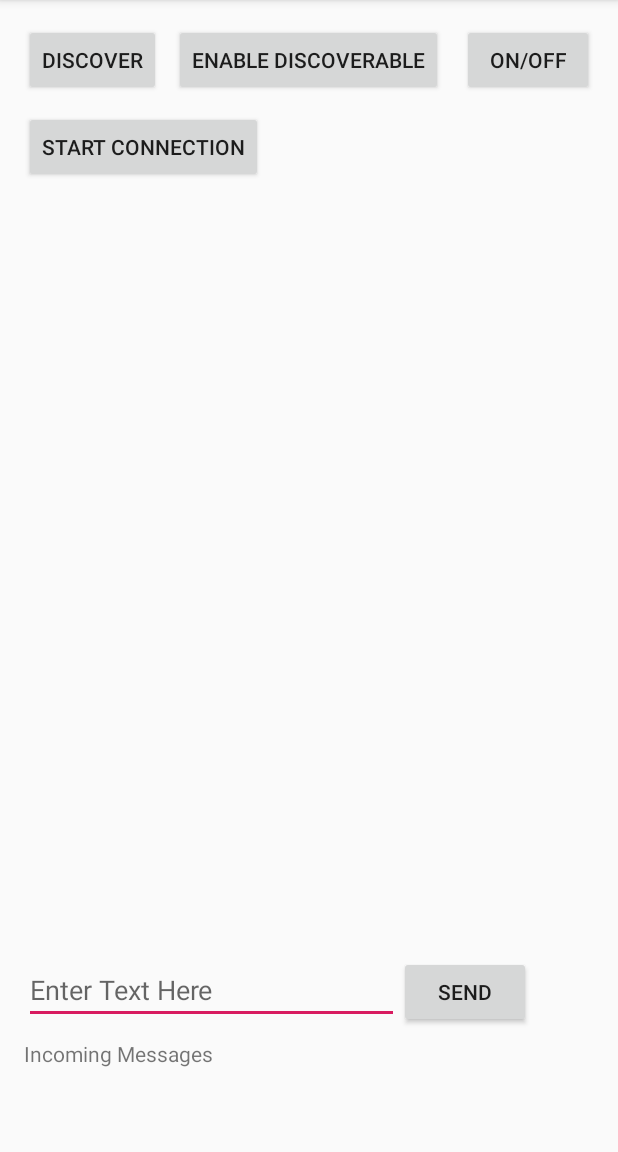
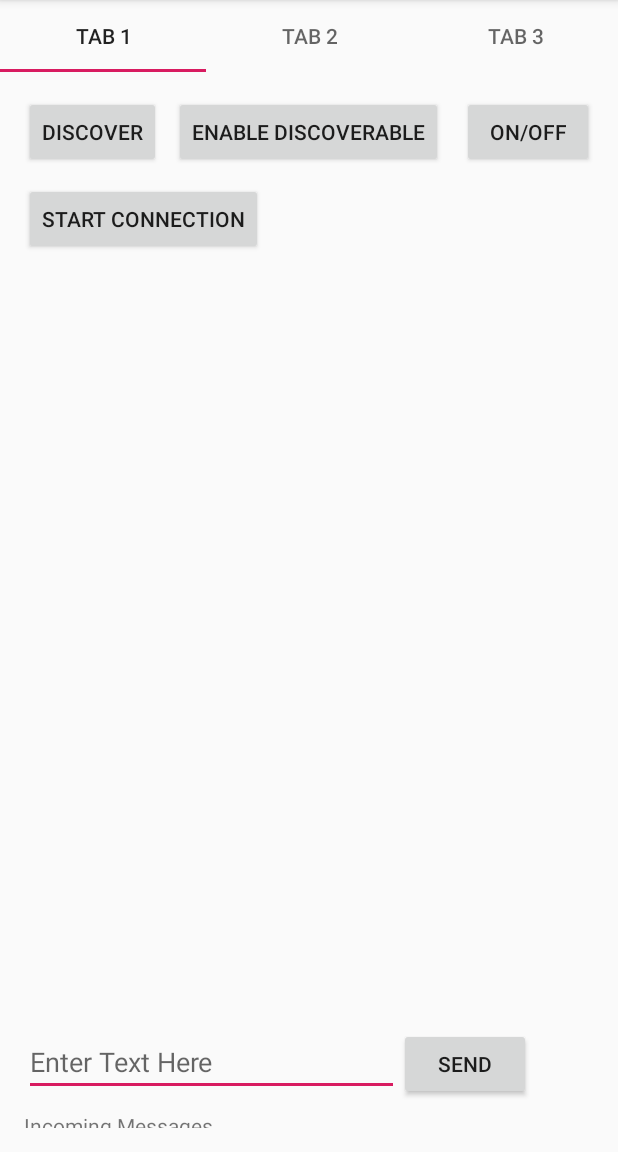
Before and after one commit to huanzhz/CZ3004-MDP, an Android app: the screen it shows after launch (MainActivity), on a phone screen of 412 x 824 dp, the part 84-1236 px from its top. Run offline under Robolectric (Android 15) with nearby library versions, the phone set to English and light mode, and no system bars.

Commit message:
Add sliding pages

```diff
--- a/app/build.gradle
+++ b/app/build.gradle
@@ -23,8 +23,10 @@ dependencies {
     implementation fileTree(dir: 'libs', include: ['*.jar'])
     implementation 'androidx.appcompat:appcompat:1.1.0'
     implementation 'androidx.constraintlayout:constraintlayout:1.1.3'
+    implementation 'androidx.legacy:legacy-support-v4:1.0.0'
     testImplementation 'junit:junit:4.12'
     androidTestImplementation 'androidx.test.ext:junit:1.1.1'
     androidTestImplementation 'androidx.test.espresso:espresso-core:3.2.0'
     implementation 'androidx.localbroadcastmanager:localbroadcastmanager:1.0.0'
+    implementation 'com.google.android.material:material:1.0.0'
 }
--- a/app/src/main/java/com/example/mdpgroup6yr1920sem2/BluetoothConnectionService.java
+++ b/app/src/main/java/com/example/mdpgroup6yr1920sem2/BluetoothConnectionService.java
@@ -25,7 +25,6 @@ public class BluetoothConnectionService {
 
     private static final String appName = "MYAPP";
 
-    //private static final UUID MY_UUID_INSECURE = UUID.fromString("8ce255c0-200a-11e0-ac64-0800200c9a66");
     private static final UUID MY_UUID_INSECURE = UUID.fromString("00001101-0000-1000-8000-00805F9B34FB");
 
     private final BluetoothAdapter mBluetoothAdapter;
--- a/app/src/main/java/com/example/mdpgroup6yr1920sem2/MainActivity.java
+++ b/app/src/main/java/com/example/mdpgroup6yr1920sem2/MainActivity.java
@@ -2,7 +2,7 @@ package com.example.mdpgroup6yr1920sem2;
 
 import androidx.annotation.RequiresApi;
 import androidx.appcompat.app.AppCompatActivity;
-import androidx.localbroadcastmanager.content.LocalBroadcastManager;
+import androidx.viewpager.widget.ViewPager;
 
 import android.Manifest;
 import android.bluetooth.BluetoothAdapter;
@@ -13,36 +13,29 @@ import android.content.Intent;
 import android.content.IntentFilter;
 import android.os.Build;
 import android.os.Bundle;
-import android.util.Log;
-import android.view.View;
-import android.widget.AdapterView;
-import android.widget.Button;
-import android.widget.EditText;
 import android.widget.ListView;
-import android.widget.TextView;
 import android.widget.Toast;
 
-import java.nio.charset.Charset;
+import com.google.android.material.tabs.TabItem;
+import com.google.android.material.tabs.TabLayout;
+
 import java.util.ArrayList;
 import java.util.UUID;
 
-public class MainActivity extends AppCompatActivity implements AdapterView.OnItemClickListener{
+public class MainActivity extends AppCompatActivity{
+
+    private TabLayout tabLayout;
+    private ViewPager viewPager;
+    private TabItem tab1, tab2, tab3;
+    public PageAdapter pageradapter;
+
     private static final String TAG = "MainActivity";
 
     BluetoothAdapter mBluetoothAdapter;
-    Button btnEnableDisable_Discoverable;
-
     BluetoothConnectionService mBluetoothConnection;
 
-    Button btnStartConnection;
-    Button btnSend;
-
-    TextView incomingMessages;
     StringBuilder messages;
 
-    EditText etSend;
-
-    //private static final UUID MY_UUID_INSECURE = UUID.fromString("8ce255c0-200a-11e0-ac64-0800200c9a66");
     private static final UUID MY_UUID_INSECURE = UUID.fromString("00001101-0000-1000-8000-00805F9B34FB");
 
     BluetoothDevice mBTDevice;
@@ -52,7 +45,6 @@ public class MainActivity extends AppCompatActivity implements AdapterView.OnIte
     public DeviceListAdapter mDeviceListAdapter;
 
     ListView lvNewDevices;
-
 
     // Create a BroadcastReceiver for ACTION_FOUND
     private final BroadcastReceiver mBroadcastReceiver1 = new BroadcastReceiver() {
@@ -119,9 +111,6 @@ public class MainActivity extends AppCompatActivity implements AdapterView.OnIte
         }
     };
 
-
-
-
     /**
      * Broadcast Receiver for listing devices that are not yet paired
      * -Executed by btnDiscover() method.
@@ -171,8 +160,6 @@ public class MainActivity extends AppCompatActivity implements AdapterView.OnIte
         }
     };
 
-
-
     @Override
     protected void onDestroy() {
         //Log.d(TAG, "onDestroy: called.");
@@ -188,67 +175,52 @@ public class MainActivity extends AppCompatActivity implements AdapterView.OnIte
     protected void onCreate(Bundle savedInstanceState) {
         super.onCreate(savedInstanceState);
         setContentView(R.layout.activity_main);
-        Button btnONOFF = (Button) findViewById(R.id.btnONOFF);
-        btnEnableDisable_Discoverable = (Button) findViewById(R.id.btnDiscoverable_on_off);
-        lvNewDevices = (ListView) findViewById(R.id.lvNewDevices);
+
+        // For tablayout
+        tabLayout = (TabLayout) findViewById(R.id.tablayout);
+        tab1 = (TabItem) findViewById(R.id.Tab1);
+        tab2 = (TabItem) findViewById(R.id.Tab2);
+        tab3 = (TabItem) findViewById(R.id.Tab3);
+        viewPager = findViewById(R.id.viewpager);
+
+        pageradapter = new PageAdapter(getSupportFragmentManager(), tabLayout.getTabCount());
+        viewPager.setAdapter(pageradapter);
+
+        tabLayout.setOnTabSelectedListener(new TabLayout.OnTabSelectedListener() {
+            @Override
+            public void onTabSelected(TabLayout.Tab tab) {
+                viewPager.setCurrentItem(tab.getPosition());
+                if(tab.getPosition() == 0){
+                    pageradapter.notifyDataSetChanged();
+                }else if(tab.getPosition() == 1){
+                    pageradapter.notifyDataSetChanged();
+                }else if(tab.getPosition() == 2){
+                    pageradapter.notifyDataSetChanged();
+                }
+            }
+
+            @Override
+            public void onTabUnselected(TabLayout.Tab tab) {
+
+            }
+
+            @Override
+            public void onTabReselected(TabLayout.Tab tab) {
+
+            }
+        });
+
+        viewPager.addOnPageChangeListener(new TabLayout.TabLayoutOnPageChangeListener(tabLayout));
+
+        // bluetooth variables
+        mBluetoothAdapter = BluetoothAdapter.getDefaultAdapter();
         mBTDevices = new ArrayList<>();
-
-        btnStartConnection = (Button) findViewById(R.id.btnStartConnection);
-        btnSend = (Button) findViewById(R.id.btnSend);
-        etSend = (EditText) findViewById(R.id.editText);
-
-        // Receive Messages
-        incomingMessages = (TextView) findViewById(R.id.incomingMessage);
-        messages = new StringBuilder();
-        LocalBroadcastManager.getInstance(this).registerReceiver(mReceiver, new IntentFilter("incomingMessage"));
 
         //Broadcasts when bond state changes (ie:pairing)
         IntentFilter filter = new IntentFilter(BluetoothDevice.ACTION_BOND_STATE_CHANGED);
         registerReceiver(mBroadcastReceiver4, filter);
 
-        mBluetoothAdapter = BluetoothAdapter.getDefaultAdapter();
-
-        lvNewDevices.setOnItemClickListener(MainActivity.this);
-
-
-        btnONOFF.setOnClickListener(new View.OnClickListener() {
-            @Override
-            public void onClick(View view) {
-                //Log.d(TAG, "onClick: enabling/disabling bluetooth.");
-                enableDisableBT();
-            }
-        });
-
-        btnStartConnection.setOnClickListener(new View.OnClickListener() {
-            @Override
-            public void onClick(View view) {
-                startConnection();
-            }
-        });
-
-        btnSend.setOnClickListener(new View.OnClickListener() {
-            @Override
-            public void onClick(View view) {
-                byte[] bytes = etSend.getText().toString().getBytes(Charset.defaultCharset());
-                mBluetoothConnection.write(bytes);
-
-                etSend.setText("");
-            }
-        });
-
     }
-
-    // Broadcast Receiver function
-    BroadcastReceiver mReceiver = new BroadcastReceiver() {
-        @Override
-        public void onReceive(Context context, Intent intent) {
-            String text = intent.getStringExtra("theMessage");
-
-            messages.append(text + "\n");
-
-            incomingMessages.setText(messages);
-        }
-    };
 
     //create method for starting connection
 //***remember the conncction will fail and app will crash if you haven't paired first
@@ -264,8 +236,6 @@ public class MainActivity extends AppCompatActivity implements AdapterView.OnIte
 
         mBluetoothConnection.startClient(device,uuid);
     }
-
-
 
     public void enableDisableBT(){
         if(mBluetoothAdapter == null){
@@ -290,9 +260,8 @@ public class MainActivity extends AppCompatActivity implements AdapterView.OnIte
 
     }
 
-
-    public void btnEnableDisable_Discoverable(View view) {
-        //Log.d(TAG, "btnEnableDisable_Discoverable: Making device discoverable for 300 seconds.");
+    public void btnEnableDisableDiscoverable() {
+        //Log.d(TAG, "btnEnableDisableDiscoverable: Making device discoverable for 300 seconds.");
 
         Intent discoverableIntent = new Intent(BluetoothAdapter.ACTION_REQUEST_DISCOVERABLE);
         discoverableIntent.putExtra(BluetoothAdapter.EXTRA_DISCOVERABLE_DURATION, 300);
@@ -304,7 +273,7 @@ public class MainActivity extends AppCompatActivity implements AdapterView.OnIte
     }
 
     @RequiresApi(api = Build.VERSION_CODES.M)
-    public void btnDiscover(View view) {
+    public void btnDiscover() {
         //Log.d(TAG, "btnDiscover: Looking for unpaired devices.");
         Toast.makeText(getApplicationContext(), "Scanning...", Toast.LENGTH_LONG).show();
 
@@ -351,27 +320,4 @@ public class MainActivity extends AppCompatActivity implements AdapterView.OnIte
         }
     }
 
-    @Override
-    public void onItemClick(AdapterView<?> adapterView, View view, int i, long l) {
-        //first cancel discovery because its very memory intensive.
-        mBluetoothAdapter.cancelDiscovery();
-
-        //Log.d(TAG, "onItemClick: You Clicked on a device.");
-        String deviceName = mBTDevices.get(i).getName();
-        String deviceAddress = mBTDevices.get(i).getAddress();
-
-        //Log.d(TAG, "onItemClick: deviceName = " + deviceName);
-        //Log.d(TAG, "onItemClick: deviceAddress = " + deviceAddress);
-        Toast.makeText(getApplicationContext(), "Connecting to "+deviceName, Toast.LENGTH_LONG).show();
-
-        //create the bond.
-        //NOTE: Requires API 17+? I think this is JellyBean
-        if(Build.VERSION.SDK_INT > Build.VERSION_CODES.JELLY_BEAN_MR2){
-            //Log.d(TAG, "Trying to pair with " + deviceName);
-            mBTDevices.get(i).createBond();
-
-            mBTDevice = mBTDevices.get(i);
-            mBluetoothConnection = new BluetoothConnectionService(MainActivity.this);
-        }
-    }
 }
--- /dev/null
+++ b/app/src/main/java/com/example/mdpgroup6yr1920sem2/PageAdapter.java
@@ -0,0 +1,42 @@
+package com.example.mdpgroup6yr1920sem2;
+
+import androidx.annotation.NonNull;
+import androidx.fragment.app.Fragment;
+import androidx.fragment.app.FragmentManager;
+import androidx.fragment.app.FragmentPagerAdapter;
+
+public class PageAdapter extends FragmentPagerAdapter {
+
+    private int numberoftabs;
+
+    public PageAdapter(@NonNull FragmentManager fm, int numberoftabs) {
+        super(fm);
+        this.numberoftabs = numberoftabs;
+    }
+
+    @NonNull
+    @Override
+    public Fragment getItem(int position) {
+        switch(position){
+            case 0:
+                return new tab1();
+            case 1:
+                return new tab2();
+            case 2:
+                return new tab3();
+            default:
+                    return null;
+
+        }
+    }
+
+    @Override
+    public int getCount() {
+        return numberoftabs;
+    }
+
+    @Override
+    public int getItemPosition(@NonNull Object object) {
+        return POSITION_NONE;
+    }
+}
--- /dev/null
+++ b/app/src/main/java/com/example/mdpgroup6yr1920sem2/tab1.java
@@ -0,0 +1,150 @@
+package com.example.mdpgroup6yr1920sem2;
+
+
+import android.content.BroadcastReceiver;
+import android.content.Context;
+import android.content.Intent;
+import android.content.IntentFilter;
+import android.os.Build;
+import android.os.Bundle;
+
+import androidx.annotation.Nullable;
+import androidx.annotation.RequiresApi;
+import androidx.fragment.app.Fragment;
+import androidx.localbroadcastmanager.content.LocalBroadcastManager;
+
+import android.view.LayoutInflater;
+import android.view.View;
+import android.view.ViewGroup;
+import android.widget.AdapterView;
+import android.widget.Button;
+import android.widget.EditText;
+import android.widget.ListView;
+import android.widget.TextView;
+import android.widget.Toast;
+
+import java.nio.charset.Charset;
+
+
+/**
+ * A simple {@link Fragment} subclass.
+ */
+public class tab1 extends Fragment {
+
+
+    public tab1() {
+        // Required empty public constructor
+    }
+
+    // Variables
+    public MainActivity mainActivityObj;
+    TextView incomingMessages;
+
+    @Override
+    public View onCreateView(LayoutInflater inflater, ViewGroup container,
+                             Bundle savedInstanceState) {
+
+        // get the main activity from MainActivity class
+        mainActivityObj = (MainActivity) getActivity();
+
+        // Inflate the layout for this fragment
+        View view = inflater.inflate(R.layout.fragment_tab1, container, false);
+        Button btnONOFF = (Button) view.findViewById(R.id.btnONOFF);
+        Button btnEnableDisable_Discoverable = (Button) view.findViewById(R.id.btnDiscoverable_on_off);
+        Button btnDiscover = (Button) view.findViewById(R.id.btnFindUnpairedDevices);
+
+        mainActivityObj.lvNewDevices = (ListView) view.findViewById(R.id.lvNewDevices);
+        mainActivityObj.lvNewDevices.setOnItemClickListener(new AdapterView.OnItemClickListener() {
+            @Override
+            public void onItemClick(AdapterView<?> parent, View view, int position, long id) {
+                //first cancel discovery because its very memory intensive.
+                mainActivityObj.mBluetoothAdapter.cancelDiscovery();
+
+                //Log.d(TAG, "onItemClick: You Clicked on a device.");
+                String deviceName = mainActivityObj.mBTDevices.get(position).getName();
+                String deviceAddress = mainActivityObj.mBTDevices.get(position).getAddress();
+
+                //Log.d(TAG, "onItemClick: deviceName = " + deviceName);
+                //Log.d(TAG, "onItemClick: deviceAddress = " + deviceAddress);
+                Toast.makeText(mainActivityObj.getApplicationContext(), "Connecting to "+deviceName, Toast.LENGTH_LONG).show();
+
+                //create the bond.
+                //NOTE: Requires API 17+? I think this is JellyBean
+                if(Build.VERSION.SDK_INT > Build.VERSION_CODES.JELLY_BEAN_MR2){
+                    //Log.d(TAG, "Trying to pair with " + deviceName);
+                    mainActivityObj.mBTDevices.get(position).createBond();
+
+                    mainActivityObj.mBTDevice = mainActivityObj.mBTDevices.get(position);
+                    mainActivityObj.mBluetoothConnection = new BluetoothConnectionService(mainActivityObj);
+                }
+            }
+        });
+
+        btnDiscover.setOnClickListener(new View.OnClickListener() {
+            @RequiresApi(api = Build.VERSION_CODES.M)
+            @Override
+            public void onClick(View view) {
+                //Log.d(TAG, "onClick: enabling/disabling bluetooth.");
+                mainActivityObj.btnDiscover();
+            }
+        });
+        btnONOFF.setOnClickListener(new View.OnClickListener() {
+            @Override
+            public void onClick(View view) {
+                //Log.d(TAG, "onClick: enabling/disabling bluetooth.");
+                mainActivityObj.enableDisableBT();
+            }
+        });
+        btnEnableDisable_Discoverable.setOnClickListener(new View.OnClickListener() {
+            @Override
+            public void onClick(View view) {
+                //Log.d(TAG, "onClick: enabling/disabling bluetooth.");
+                mainActivityObj.btnEnableDisableDiscoverable();
+            }
+        });
+
+        // Connection and Send Message
+        Button btnStartConnection = (Button) view.findViewById(R.id.btnStartConnection);
+        Button btnSend = (Button) view.findViewById(R.id.btnSend);
+        final EditText etSend = (EditText) view.findViewById(R.id.editText);
+
+        btnStartConnection.setOnClickListener(new View.OnClickListener() {
+            @Override
+            public void onClick(View view) {
+                mainActivityObj.startConnection();
+            }
+        });
+
+        btnSend.setOnClickListener(new View.OnClickListener() {
+            @Override
+            public void onClick(View view) {
+                byte[] bytes = etSend.getText().toString().getBytes(Charset.defaultCharset());
+                mainActivityObj.mBluetoothConnection.write(bytes);
+
+                etSend.setText("");
+            }
+        });
+
+        // Receive Messages
+        incomingMessages = (TextView) view.findViewById(R.id.incomingMessage);
+        mainActivityObj.messages = new StringBuilder();
+        LocalBroadcastManager.getInstance(mainActivityObj.getApplicationContext()).registerReceiver(mReceiver, new IntentFilter("incomingMessage"));
+
+        return view;
+    }
+
+    // Broadcast Receiver function
+    BroadcastReceiver mReceiver = new BroadcastReceiver() {
+        @Override
+        public void onReceive(Context context, Intent intent) {
+            String text = intent.getStringExtra("theMessage");
+
+            mainActivityObj.messages.append(text + "\n");
+
+            incomingMessages.setText(mainActivityObj.messages);
+        }
+    };
+
+
+
+}
--- /dev/null
+++ b/app/src/main/java/com/example/mdpgroup6yr1920sem2/tab2.java
@@ -0,0 +1,31 @@
+package com.example.mdpgroup6yr1920sem2;
+
+
+import android.os.Bundle;
+
+import androidx.fragment.app.Fragment;
+
+import android.view.LayoutInflater;
+import android.view.View;
+import android.view.ViewGroup;
+
+
+/**
+ * A simple {@link Fragment} subclass.
+ */
+public class tab2 extends Fragment {
+
+
+    public tab2() {
+        // Required empty public constructor
+    }
+
+
+    @Override
+    public View onCreateView(LayoutInflater inflater, ViewGroup container,
+                             Bundle savedInstanceState) {
+        // Inflate the layout for this fragment
+        return inflater.inflate(R.layout.fragment_tab2, container, false);
+    }
+
+}
--- a/app/src/main/res/layout/activity_main.xml
+++ b/app/src/main/res/layout/activity_main.xml
@@ -1,84 +1,46 @@
 <?xml version="1.0" encoding="utf-8"?>
-<RelativeLayout
+<LinearLayout
     xmlns:android="http://schemas.android.com/apk/res/android"
+    xmlns:app="http://schemas.android.com/apk/res-auto"
     xmlns:tools="http://schemas.android.com/tools"
     android:layout_width="match_parent"
     android:layout_height="match_parent"
-    android:paddingBottom="@dimen/activity_vertical_margin"
-    android:paddingLeft="@dimen/activity_horizontal_margin"
-    android:paddingRight="@dimen/activity_horizontal_margin"
-    android:paddingTop="@dimen/activity_vertical_margin"
+    android:orientation="vertical"
     tools:context=".MainActivity">
 
-    <Button
-        android:text="@string/on_off"
-        android:layout_width="wrap_content"
+    <com.google.android.material.tabs.TabLayout
+        android:id="@+id/tablayout"
         android:layout_height="wrap_content"
-        android:layout_alignParentTop="true"
-        android:layout_alignParentRight="true"
-        android:id="@+id/btnONOFF"
-        android:layout_alignParentEnd="true"
-        tools:ignore="RelativeOverlap" />
+        android:layout_width="match_parent"
+        >
 
-    <Button
-        android:text="@string/enable_discoverable"
-        android:layout_width="wrap_content"
-        android:layout_height="wrap_content"
-        android:id="@+id/btnDiscoverable_on_off"
-        android:onClick="btnEnableDisable_Discoverable"
-        android:layout_alignParentTop="true"
-        android:layout_centerHorizontal="true"/>
+        <com.google.android.material.tabs.TabItem
+            android:layout_height="wrap_content"
+            android:layout_width="wrap_content"
+            android:id="@+id/Tab1"
+            android:text="@string/tab_text1"
+            />
 
-    <Button
-        android:layout_width="wrap_content"
-        android:layout_height="wrap_content"
-        android:id="@+id/btnFindUnpairedDevices"
-        android:text="@string/discover"
-        android:onClick="btnDiscover"/>
+        <com.google.android.material.tabs.TabItem
+            android:layout_height="wrap_content"
+            android:layout_width="wrap_content"
+            android:id="@+id/Tab2"
+            android:text="@string/tab_text2"
+            />
 
-    <ListView
-        android:layout_marginTop="15dp"
-        android:layout_below="@+id/btnStartConnection"
+        <com.google.android.material.tabs.TabItem
+            android:layout_height="wrap_content"
+            android:layout_width="wrap_content"
+            android:id="@+id/Tab3"
+            android:text="@string/tab_text3"
+            />
+
+    </com.google.android.material.tabs.TabLayout>
+
+    <androidx.viewpager.widget.ViewPager
+        android:id="@+id/viewpager"
         android:layout_width="match_parent"
-        android:layout_height="500dp"
-        android:id="@+id/lvNewDevices"/>
+        android:layout_height="match_parent">
+    </androidx.viewpager.widget.ViewPager>
 
-    <Button
-        android:layout_marginTop="10dp"
-        android:layout_width="wrap_content"
-        android:layout_height="wrap_content"
-        android:layout_below="@+id/btnFindUnpairedDevices"
-        android:id="@+id/btnStartConnection"
-        android:text="@string/start_connection"/>
-
-    <EditText
-        android:layout_width="250dp"
-        android:layout_height="wrap_content"
-        android:hint="@string/enter_text_here"
-        android:layout_below="@+id/lvNewDevices"
-        android:layout_alignParentStart="true"
-        android:id="@+id/editText"
-        android:layout_alignParentLeft="true" />
-
-    <Button
-        android:layout_width="wrap_content"
-        android:layout_height="wrap_content"
-        android:text="@string/send"
-        android:id="@+id/btnSend"
-        android:layout_toRightOf="@+id/editText"
-        android:layout_below="@+id/lvNewDevices"
-        android:layout_toEndOf="@+id/editText" />
-
-    <TextView
-        android:layout_marginTop="10dp"
-        android:text="@string/incoming_messages"
-        android:layout_width="wrap_content"
-        android:layout_height="match_parent"
-        android:layout_below="@+id/editText"
-        android:layout_alignParentStart="true"
-        android:id="@+id/incomingMessage"
-        android:layout_alignParentEnd="true"
-        android:layout_alignParentRight="true"
-        android:layout_alignParentLeft="true" />
-
-</RelativeLayout>
+</LinearLayout>
--- /dev/null
+++ b/app/src/main/res/layout/fragment_tab1.xml
@@ -0,0 +1,87 @@
+<?xml version="1.0" encoding="utf-8"?>
+<FrameLayout xmlns:android="http://schemas.android.com/apk/res/android"
+    xmlns:tools="http://schemas.android.com/tools"
+    android:layout_width="match_parent"
+    android:layout_height="match_parent"
+    android:paddingLeft="16dp"
+    android:paddingRight="16dp"
+    android:paddingTop="16dp"
+    android:paddingBottom="16dp"
+    tools:context=".tab1">
+
+    <RelativeLayout
+        android:layout_width="match_parent"
+        android:layout_height="match_parent">
+
+        <Button
+            android:text="@string/on_off"
+            android:layout_width="wrap_content"
+            android:layout_height="wrap_content"
+            android:layout_alignParentTop="true"
+            android:layout_alignParentRight="true"
+            android:id="@+id/btnONOFF"
+            android:layout_alignParentEnd="true"
+            tools:ignore="RelativeOverlap" />
+
+        <Button
+            android:text="@string/enable_discoverable"
+            android:layout_width="wrap_content"
+            android:layout_height="wrap_content"
+            android:id="@+id/btnDiscoverable_on_off"
+            android:layout_alignParentTop="true"
+            android:layout_centerHorizontal="true"/>
+
+        <Button
+            android:layout_width="wrap_content"
+            android:layout_height="wrap_content"
+            android:id="@+id/btnFindUnpairedDevices"
+            android:text="@string/discover" />
+
+        <ListView
+            android:layout_marginTop="15dp"
+            android:layout_below="@+id/btnStartConnection"
+            android:layout_width="match_parent"
+            android:layout_height="500dp"
+            android:id="@+id/lvNewDevices"/>
+
+        <Button
+            android:layout_marginTop="10dp"
+            android:layout_width="wrap_content"
+            android:layout_height="wrap_content"
+            android:layout_below="@+id/btnFindUnpairedDevices"
+            android:id="@+id/btnStartConnection"
+            android:text="@string/start_connection"/>
+
+        <EditText
+            android:layout_width="250dp"
+            android:layout_height="wrap_content"
+            android:hint="@string/enter_text_here"
+            android:layout_below="@+id/lvNewDevices"
+            android:layout_alignParentStart="true"
+            android:id="@+id/editText"
+            android:layout_alignParentLeft="true" />
+
+        <Button
+            android:layout_width="wrap_content"
+            android:layout_height="wrap_content"
+            android:text="@string/send"
+            android:id="@+id/btnSend"
+            android:layout_toRightOf="@+id/editText"
+            android:layout_below="@+id/lvNewDevices"
+            android:layout_toEndOf="@+id/editText" />
+
+        <TextView
+            android:layout_marginTop="10dp"
+            android:text="@string/incoming_messages"
+            android:layout_width="wrap_content"
+            android:layout_height="match_parent"
+            android:layout_below="@+id/editText"
+            android:layout_alignParentStart="true"
+            android:id="@+id/incomingMessage"
+            android:layout_alignParentEnd="true"
+            android:layout_alignParentRight="true"
+            android:layout_alignParentLeft="true" />
+    </RelativeLayout>
+
+
+</FrameLayout>
--- a/app/src/main/res/values/dimen.xml
+++ /dev/null
@@ -1,6 +0,0 @@
-<?xml version="1.0" encoding="utf-8"?>
-<resources>
-    <!-- Default screen margins, per the Android Design guidelines. -->
-    <dimen name="activity_horizontal_margin">16dp</dimen>
-    <dimen name="activity_vertical_margin">16dp</dimen>
-</resources>
--- a/app/src/main/res/values/strings.xml
+++ b/app/src/main/res/values/strings.xml
@@ -7,4 +7,10 @@
     <string name="enter_text_here">Enter Text Here</string>
     <string name="send">SEND</string>
     <string name="incoming_messages">Incoming Messages</string>
+    <string name="tab_text1">Tab 1</string>
+    <string name="tab_text2">Tab 2</string>
+    <string name="tab_text3">Tab 3</string>
+
+    <string name="hello_blank_fragment2">Hello blank fragment2</string>
+    <string name="hello_blank_fragment3">Hello blank fragment3</string>
 </resources>
```
Also changed, not shown: app/src/main/java/com/example/mdpgroup6yr1920sem2/tab3.java (added, +31 -0 lines), app/src/main/res/layout/fragment_tab2.xml (added, +14 -0 lines), app/src/main/res/layout/fragment_tab3.xml (added, +14 -0 lines).
